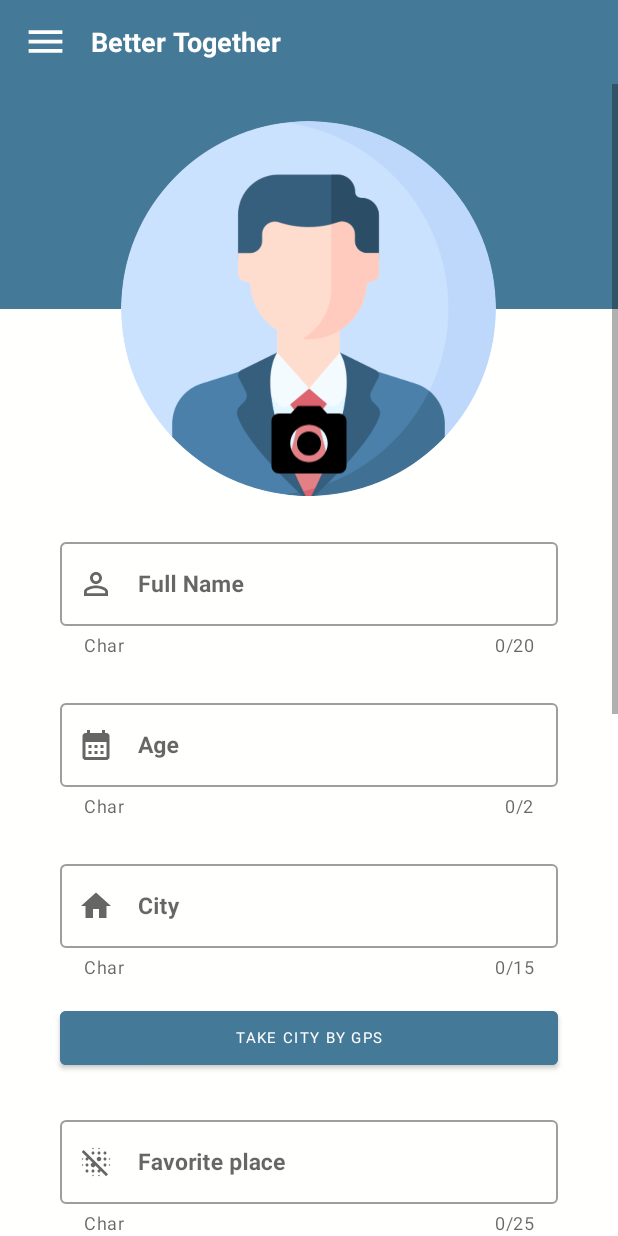
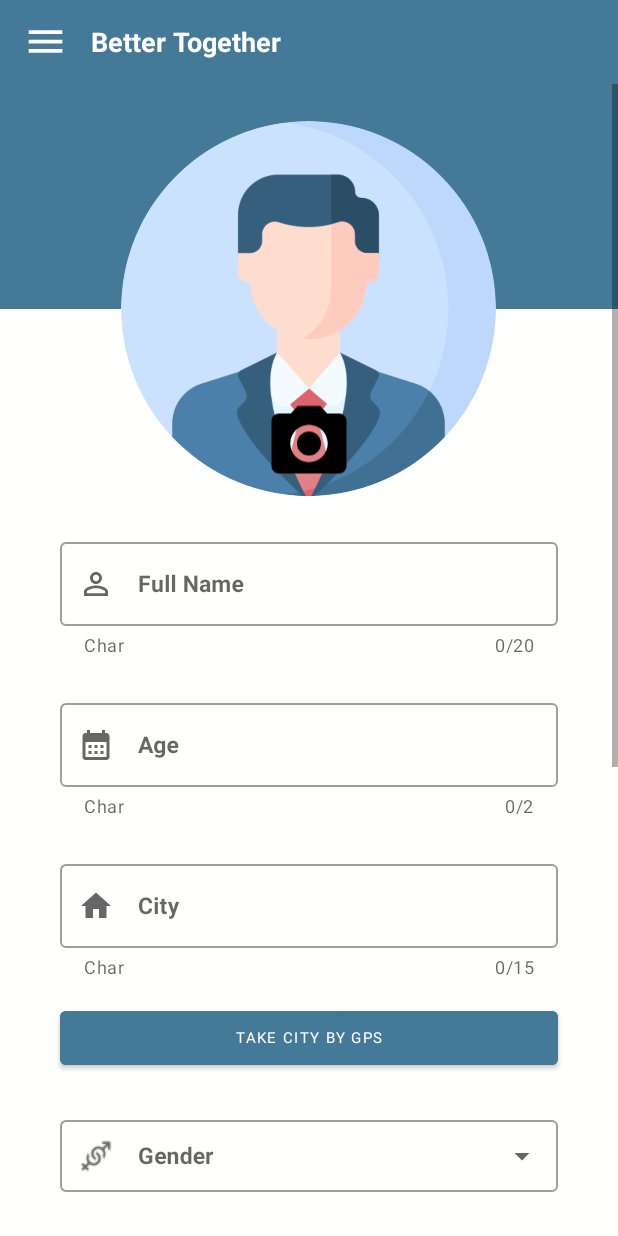
Before and after one commit to ShirFeld/Final-Project_home, an Android app: the ProfileFragment screen opened through its navigation route, on a phone screen of 412 x 824 dp. Run offline under Robolectric (Android 15) with nearby library versions, the phone set to English and light mode, and no system bars; our stand-ins replace CircleImageView, Firebase (no records; nobody signed in at launch, a user with empty details on screens opened directly), navigation-ui; pictures from the network do not load; Roboto replaces fonts that are not available here.

Commit message:
update files

```diff
--- a/app/src/main/java/com/example/profilesave1/Activities/MainActivity.java
+++ b/app/src/main/java/com/example/profilesave1/Activities/MainActivity.java
@@ -54,8 +54,6 @@ public class MainActivity extends AppCompatActivity {
     DatabaseReference users;
     RelativeLayout root;
     ImageView googleBtn;
-    ImageView phoneBtn;
-
 
     String uid ="";
     String google_email ="";
@@ -213,7 +211,6 @@ public class MainActivity extends AppCompatActivity {
             final String maritalStatus = "";
             final String favoriteMoviesCategory = "";
             final String whyAreYouHere = "";
-            final String preferExit = "";
             final String latitude = "";
             final String longitude = "";
             final String UDurl = "";
@@ -231,7 +228,7 @@ public class MainActivity extends AppCompatActivity {
                                 name2 = name1 + name.substring(1);
                             }
 
-                            User user = new User(name2, email,city, phone, sex, age, haveAnimals, haveChildren, maritalStatus, favoriteMoviesCategory, whyAreYouHere, preferExit,latitude, longitude, UDurl);
+                            User user = new User(name2, email,city, phone, sex, age, haveAnimals, haveChildren, maritalStatus, favoriteMoviesCategory, whyAreYouHere,latitude, longitude, UDurl);
                             users.child(FirebaseAuth.getInstance().getCurrentUser().getUid())
                                     .setValue(user).addOnSuccessListener(new OnSuccessListener<Void>() {
                                 @Override
--- a/app/src/main/java/com/example/profilesave1/Activities/MyAdapter2.java
+++ b/app/src/main/java/com/example/profilesave1/Activities/MyAdapter2.java
@@ -101,7 +101,9 @@ public class MyAdapter2 extends RecyclerView.Adapter<MyAdapter2.ViewHolder> { //
 
                 double ab = distanceBetween(lon1,lat1,lon2,lat2)/1000;
                 ab = round(ab,1) ;
-                if(lon2 == 0 && lat2 == 0 || lon1 == 0 && lat1 == 0  ){
+
+                // if there is no city so dont show anything
+                if(lon2 == 0 && lat2 == 0 || lon1 == 0 && lat1 == 0  || arrayList.get(position).getCity().equals("")){
                     holder.gpstext0.setVisibility(View.GONE);
                     holder.gpstext1.setVisibility(View.GONE);
                     String ab1 = "";
--- a/app/src/main/java/com/example/profilesave1/Activities/PhoneActivity.java
+++ b/app/src/main/java/com/example/profilesave1/Activities/PhoneActivity.java
@@ -178,7 +178,6 @@ public class PhoneActivity extends AppCompatActivity {
         final String maritalStatus = "";
         final String favoriteMoviesCategory = "";
         final String whyAreYouHere = "";
-        final String preferExit = "";
         final String latitude = "";
         final String longitude = "";
         final String UDurl = "";
@@ -196,7 +195,7 @@ public class PhoneActivity extends AppCompatActivity {
                         }
 
                         User user = new User(name2,email2.getText().toString(),city,phone2.getText().toString(),sex,age,haveAnimals,haveChildren,maritalStatus,favoriteMoviesCategory,
-                                whyAreYouHere, preferExit,latitude,longitude,UDurl);
+                                whyAreYouHere,latitude,longitude,UDurl);
                         users.child(FirebaseAuth.getInstance().getCurrentUser().getUid())
                                 .setValue(user).addOnSuccessListener(new OnSuccessListener<Void>() {
                             @Override
--- a/app/src/main/java/com/example/profilesave1/Fragments/ProfileFragment.java
+++ b/app/src/main/java/com/example/profilesave1/Fragments/ProfileFragment.java
@@ -66,7 +66,6 @@ public class ProfileFragment extends Fragment {
     static String currentSex;
     static String currentStatus;
     static String currentFavoriteMoviesCategory;
-    static String currentPreferExit;
     static String currentChildren;
     static String currentWhyAreYouHere;
 
@@ -82,7 +81,6 @@ public class ProfileFragment extends Fragment {
     static String userSexTemp;
     static String userStatusTemp;
     static String userFavoriteMoviesCategoryTemp;
-    static String userPreferExitTemp;
     static String userChildrenTemp;
     static String userWhyAreYouHereTemp;
 
@@ -98,7 +96,6 @@ public class ProfileFragment extends Fragment {
     AutoCompleteTextView moviesCategory;
     AutoCompleteTextView status;
     AutoCompleteTextView whyAreYouHere;
-
 
     private static final String ARG_PARAM1 = "param1";
     private static final String ARG_PARAM2 = "param2";
@@ -127,7 +124,6 @@ public class ProfileFragment extends Fragment {
 
     }
 
-
     @Override
     public View onCreateView(LayoutInflater inflater, ViewGroup container,
                              Bundle savedInstanceState) {
@@ -142,7 +138,6 @@ public class ProfileFragment extends Fragment {
         sex = view.findViewById(R.id.auto_Complete_TextView);
         animals = view.findViewById(R.id.auto_Complete_TextView_animal);
         whyAreYouHere = view.findViewById(R.id.whyAreYouHere);
-        preferExit = view.findViewById(R.id.preferExit_edit);
         moviesCategory = view.findViewById(R.id.auto_Complete_TextView_favoriteMoviesCategory);
         status = view.findViewById(R.id.auto_Complete_TextView_status);
         radioGroup = view.findViewById(R.id.radioGroup);
@@ -162,7 +157,6 @@ public class ProfileFragment extends Fragment {
                 userSexTemp = sex.getText().toString();
                 userStatusTemp = status.getText().toString();
                 userFavoriteMoviesCategoryTemp = moviesCategory.getText().toString();
-                userPreferExitTemp = preferExit.getText().toString();
                 userChildrenTemp = radioGroup.getContext().toString();
                 userWhyAreYouHereTemp = whyAreYouHere.getText().toString();
 
@@ -203,7 +197,6 @@ public class ProfileFragment extends Fragment {
                                 sex.setText(userSexTemp);
                                 status.setText(userStatusTemp);
                                 moviesCategory.setText(userFavoriteMoviesCategoryTemp);
-                                preferExit.setText(userPreferExitTemp);
                                 whyAreYouHere.setText(userWhyAreYouHereTemp);
 
                                 if (userChildrenTemp.equals("Yes")){
@@ -250,7 +243,6 @@ public class ProfileFragment extends Fragment {
                     currentSex = user.getSex();
                     currentStatus = user.getMaritalStatus();
                     currentFavoriteMoviesCategory = user.getFavoriteMoviesCategory();
-                    currentPreferExit = user.getPreferExit();
                     currentChildren = user.getHaveChildren();
                     currentWhyAreYouHere = user.getWhyAreYouHere();
 
@@ -273,7 +265,6 @@ public class ProfileFragment extends Fragment {
                     sex.setText(user.getSex());
                     whyAreYouHere.setText(user.getWhyAreYouHere());
                     animals.setText(user.getHaveAnimals());
-                    preferExit.setText(user.getPreferExit());
                     moviesCategory.setText(user.getFavoriteMoviesCategory());
                     status.setText(user.getMaritalStatus());
                     radioGroup.setOnCheckedChangeListener(new RadioGroup.OnCheckedChangeListener() {
@@ -324,7 +315,6 @@ public class ProfileFragment extends Fragment {
                 String newAnimal = animals.getText().toString();
                 String newStatus = status.getText().toString();
                 String newMovie = moviesCategory.getText().toString();
-                String newExit = preferExit.getText().toString();
 
                 String newWhyAreYouHere = whyAreYouHere.getText().toString();
 
@@ -353,9 +343,6 @@ public class ProfileFragment extends Fragment {
                 if(!currentFavoriteMoviesCategory.equals(newMovie))
                     reference.child("favoriteMoviesCategory").setValue(newMovie);
 
-                if(!currentPreferExit.equals(newExit))
-                    reference.child("preferExit").setValue(newExit);
-
                 if (r1.isChecked()){
                     reference.child("haveChildren").setValue("Yes");
                     flag = true;
@@ -368,7 +355,7 @@ public class ProfileFragment extends Fragment {
                     reference.child("haveChildren").setValue("");
 
                 if(currentName.equals(newName) && currentAge.equals(newAge)  && currentCity.equals(newCity) && currentSex.equals(newGender) && currentAnimal.equals(newAnimal)
-                        && currentStatus.equals(newStatus) && currentFavoriteMoviesCategory.equals(newMovie) && currentPreferExit.equals(newExit)
+                        && currentStatus.equals(newStatus) && currentFavoriteMoviesCategory.equals(newMovie)
                         && currentWhyAreYouHere.equals(newWhyAreYouHere) && flag == false){
                     Toast.makeText(getActivity(), "Data has not updated", Toast.LENGTH_SHORT).show();
                 }
--- a/app/src/main/java/com/example/profilesave1/Fragments/descfragment.java
+++ b/app/src/main/java/com/example/profilesave1/Fragments/descfragment.java
@@ -50,7 +50,8 @@ public class descfragment extends Fragment {
 
     public descfragment() {
     }
-    public descfragment(String city, String name, String Url, String age, String relationship, String haveAnimals , String sex , String maritalStatus , String haveChildren, String favoriteMoviesCategory ) {
+    public descfragment(String city, String name, String Url, String age, String relationship, String haveAnimals , String sex ,
+                        String maritalStatus , String haveChildren, String favoriteMoviesCategory ) {
         this.city=city;
         this.name = name;
         this.Url=Url;
--- a/app/src/main/java/com/example/profilesave1/Fragments/recfragment.java
+++ b/app/src/main/java/com/example/profilesave1/Fragments/recfragment.java
@@ -91,12 +91,12 @@ public class recfragment extends Fragment implements AdapterView.OnItemSelectedL
         View view=inflater.inflate(R.layout.fragment_recfragment, container, false);
         progressBar = view.findViewById(R.id.progreeBar);
 
-        if (mProgressDialog == null) {
-            mProgressDialog = new ProgressDialog(getContext());
-            mProgressDialog.setMessage("Please wait ");
-            mProgressDialog.setIndeterminate(true);
-        }
-        mProgressDialog.show();
+//        if (mProgressDialog == null) {
+//            mProgressDialog = new ProgressDialog(getContext());
+//            mProgressDialog.setMessage("Please wait ");
+//            mProgressDialog.setIndeterminate(true);
+//        }
+//        mProgressDialog.show();
 
         Spinner spinner = view.findViewById(R.id.spinnerGenderFilter);
         ArrayAdapter<CharSequence> adapter1 = ArrayAdapter.createFromResource(getContext(),R.array.Gender, R.layout.spinner_item);
--- a/app/src/main/java/com/example/profilesave1/Models/model.java
+++ b/app/src/main/java/com/example/profilesave1/Models/model.java
@@ -11,7 +11,6 @@ public class model
         this.Url = Url;
         this.age=age;
     }
-
     public model(String city, String name, String Url,String age,String whyAreYouHere,String haveAnimals ,  String sex , String maritalStatus , String haveChildren, String favoriteMoviesCategory ) {
         this.city = city;
         this.name = name;
@@ -24,7 +23,6 @@ public class model
         this.haveChildren = haveChildren;
         this.favoriteMoviesCategory = favoriteMoviesCategory;
     }
-
     public String getSex() {
         return sex;
     }
--- a/app/src/main/res/layout/activity_phone.xml
+++ b/app/src/main/res/layout/activity_phone.xml
@@ -124,7 +124,6 @@
             android:layout_alignParentTop="true"
             android:layout_centerHorizontal="true"
             android:hint="code"
-
             app:counterEnabled="true"
             app:counterMaxLength="10"
             app:endIconMode="clear_text"
@@ -142,7 +141,6 @@
                 android:textColor="#000"
                 android:textSize="15sp"
                 android:textStyle="bold" />
-
         </com.google.android.material.textfield.TextInputLayout>
 
         <Button
@@ -156,6 +154,5 @@
             android:fontFamily="@font/montserrat_alternates_semibold"
             android:text="@string/verify"
             android:textColor="@color/white" />
-
     </LinearLayout>
 </RelativeLayout>
--- a/app/src/main/res/layout/fragment_profile.xml
+++ b/app/src/main/res/layout/fragment_profile.xml
@@ -182,81 +182,6 @@
                     android:fontFamily="@font/montserrat_alternates_semibold"
                     />
             </LinearLayout>
-
-            <!--            <LinearLayout-->
-            <!--                android:layout_width="match_parent"-->
-            <!--                android:layout_height="wrap_content"-->
-            <!--                android:orientation="horizontal"-->
-            <!--                android:layout_marginTop="25sp">-->
-
-            <!--                <com.google.android.material.textfield.TextInputLayout-->
-            <!--                    android:id="@+id/prof_email_layout_id"-->
-            <!--                    android:layout_width="match_parent"-->
-            <!--                    android:layout_height="match_parent"-->
-            <!--                    android:layout_marginStart="40sp"-->
-            <!--                    android:layout_marginEnd="40sp"-->
-            <!--                    android:hint="Email"-->
-            <!--                    style="@style/Widget.MaterialComponents.TextInputLayout.OutlinedBox"-->
-            <!--                    app:startIconDrawable="@drawable/ic_mail"-->
-            <!--                    app:helperText="Char"-->
-            <!--                    app:counterEnabled="true"-->
-            <!--                    app:counterMaxLength="25"-->
-            <!--                    app:endIconMode="clear_text"-->
-            <!--                    >-->
-
-            <!--                    <com.google.android.material.textfield.TextInputEditText-->
-            <!--                        android:id="@+id/prof_email_editText_id"-->
-            <!--                        android:layout_width="match_parent"-->
-            <!--                        android:layout_height="wrap_content"-->
-            <!--                        android:textColor="#000"-->
-            <!--                        android:textSize="15sp"-->
-            <!--                        android:textStyle="bold"-->
-            <!--                        android:maxLength="35"-->
-            <!--                        android:inputType="textWebEmailAddress"-->
-            <!--                        />-->
-
-            <!--                </com.google.android.material.textfield.TextInputLayout>-->
-
-
-            <!--            </LinearLayout>-->
-
-            <LinearLayout
-                android:layout_width="match_parent"
-                android:layout_height="wrap_content"
-                android:orientation="horizontal"
-                android:layout_marginTop="25sp">
-
-                <com.google.android.material.textfield.TextInputLayout
-                    android:id="@+id/preferExit"
-                    android:layout_width="match_parent"
-                    android:layout_height="match_parent"
-                    android:layout_marginStart="40sp"
-                    android:layout_marginEnd="40sp"
-                    android:hint="@string/favorite_place"
-                    style="@style/Widget.MaterialComponents.TextInputLayout.OutlinedBox"
-                    app:startIconDrawable="@drawable/ic_baseline_blur_off_24"
-                    app:helperText="Char"
-                    app:counterEnabled="true"
-                    app:counterMaxLength="25"
-                    app:endIconMode="clear_text"
-                    >
-
-                    <com.google.android.material.textfield.TextInputEditText
-                        android:id="@+id/preferExit_edit"
-                        android:layout_width="match_parent"
-                        android:layout_height="wrap_content"
-                        android:textColor="#000"
-                        android:textSize="15sp"
-                        android:textStyle="bold"
-                        android:maxLength="35"
-                        android:inputType="textWebEmailAddress"
-                        />
-
-                </com.google.android.material.textfield.TextInputLayout>
-
-
-            </LinearLayout>
-
 
             <LinearLayout
                 android:layout_width="match_parent"
@@ -464,15 +389,7 @@
                         android:text="No"
                         />
                 </RadioGroup>
-
-
-
-
-
             </LinearLayout>
-
-
-
             <Button
                 android:id="@+id/btn_update"
                 android:layout_width="wrap_content"
@@ -489,7 +406,4 @@
 
         </LinearLayout>
     </ScrollView>
-
-
-
 </FrameLayout>
```
Also changed, not shown: app/src/main/java/com/example/profilesave1/Activities/myadapter.java (+2 -5 lines), app/src/main/java/com/example/profilesave1/Models/User.java (+2 -17 lines).
